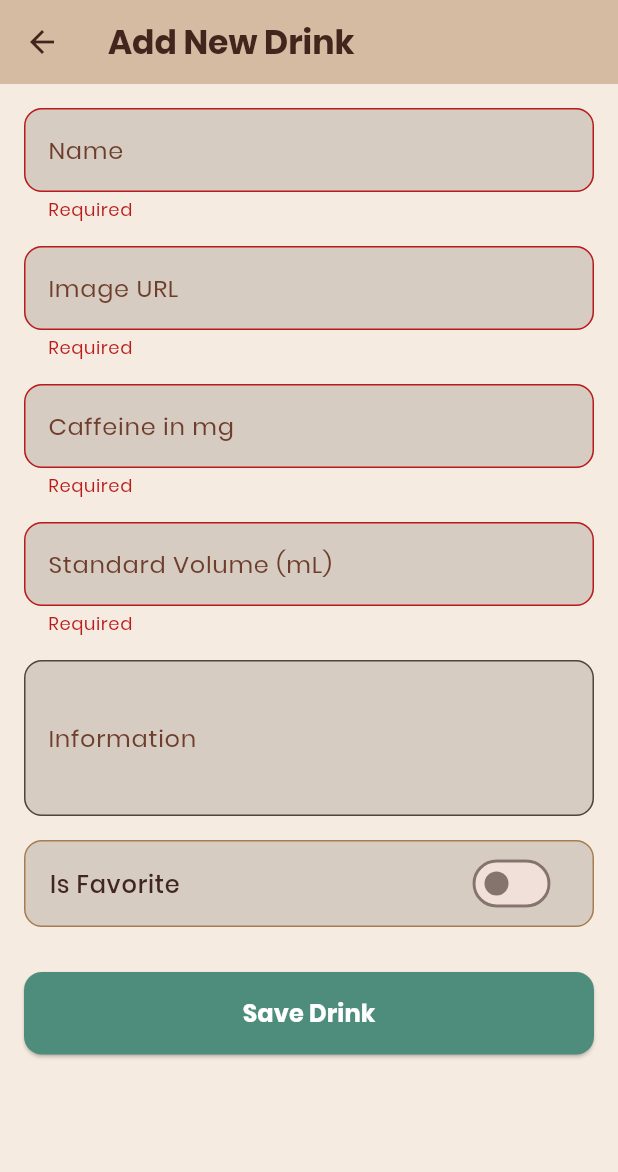
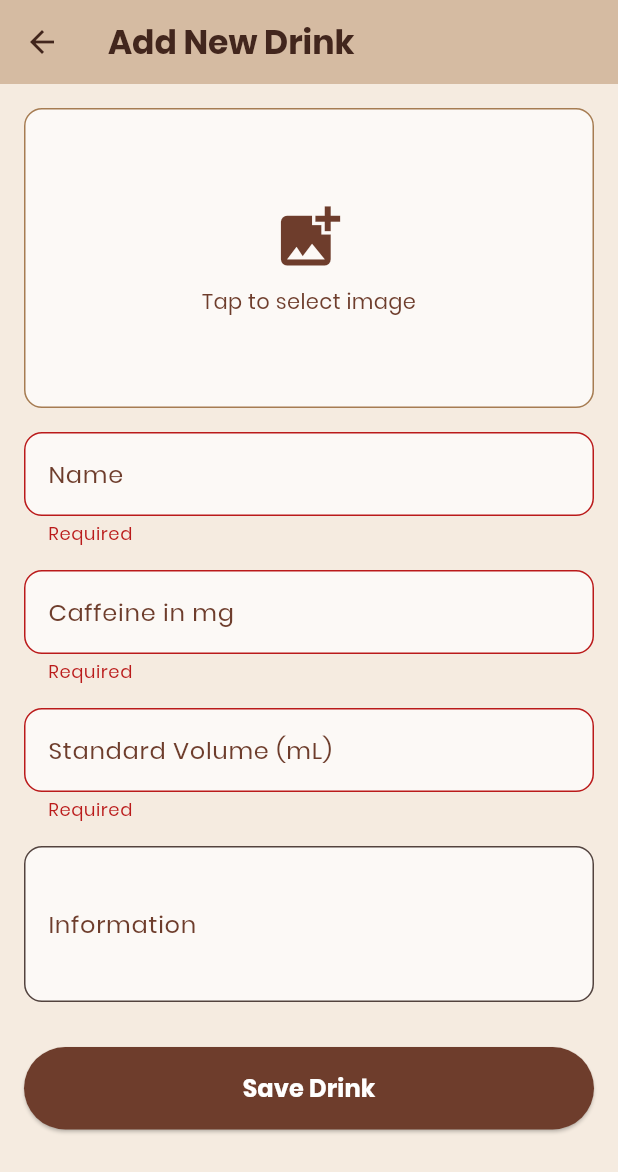
Before and after one commit to FathurrahmanNasution/caffeine_tracker, a Flutter app: the AdminAddDrinkPage screen opened directly, after a tap on "Save Drink", on a phone screen of 412 x 824 dp. Shown: the top 1172 px of the screen. Run offline on Flutter 3.47's test engine with Material 3 defaults, Android fonts, the phone set to English and light mode, and no system bars; our stand-ins replace cached_network_image, cloud_firestore, firebase_auth, firebase_core, firebase_storage, google_sign_in and 3 more; accounts and stored records are empty.

Commit message:
update admin manage drink and add drink

```diff
--- a/lib/model/drink_model.dart
+++ b/lib/model/drink_model.dart
@@ -5,7 +5,7 @@ class DrinkModel {
   final double caffeineinMg;
   final int standardVolume;
   final String information;
-  bool isFavorite; // Jadi non-final, untuk update UI
+  bool isFavorite;
 
   DrinkModel({
     required this.id,
--- a/lib/screens/admin_add_drink_page.dart
+++ b/lib/screens/admin_add_drink_page.dart
@@ -1,9 +1,14 @@
+import 'dart:io';
 import 'package:flutter/material.dart';
+import 'package:image_picker/image_picker.dart';
+import 'package:firebase_storage/firebase_storage.dart';
 import 'package:caffeine_tracker/model/drink_model.dart';
 import 'package:caffeine_tracker/services/admin_drink_service.dart';
 
 class AdminAddDrinkPage extends StatefulWidget {
-  const AdminAddDrinkPage({super.key});
+  final DrinkModel? drinkToEdit;
+
+  const AdminAddDrinkPage({super.key, this.drinkToEdit});
 
   @override
   State<AdminAddDrinkPage> createState() => _AdminAddDrinkPageState();
@@ -12,33 +17,107 @@ class AdminAddDrinkPage extends StatefulWidget {
 class _AdminAddDrinkPageState extends State<AdminAddDrinkPage> {
   final _formKey = GlobalKey<FormState>();
   final _adminDrinkService = AdminDrinkService();
+  final _imagePicker = ImagePicker();
 
   final _nameController = TextEditingController();
-  final _imageUrlController = TextEditingController();
   final _caffeineController = TextEditingController();
   final _volumeController = TextEditingController();
   final _infoController = TextEditingController();
-  bool _isFavorite = false;
+
+  File? _selectedImage;
+  bool _isUploading = false;
+  bool get _isEditMode => widget.drinkToEdit != null;
+
+  @override
+  void initState() {
+    super.initState();
+    if (_isEditMode) {
+      _nameController.text = widget.drinkToEdit!.name;
+      _caffeineController.text = widget.drinkToEdit!.caffeineinMg.toString();
+      _volumeController.text = widget.drinkToEdit!.standardVolume.toString();
+      _infoController.text = widget.drinkToEdit!.information;
+    }
+  }
+
+  Future<void> _pickImage() async {
+    final pickedFile = await _imagePicker.pickImage(source: ImageSource.gallery);
+    if (pickedFile != null) {
+      setState(() {
+        _selectedImage = File(pickedFile.path);
+      });
+    }
+  }
+
+  Future<String?> _uploadImage() async {
+    if (_selectedImage == null) return null;
+
+    setState(() => _isUploading = true);
+
+    try {
+      final fileName = '${DateTime.now().millisecondsSinceEpoch}_${_nameController.text.replaceAll(' ', '_').toLowerCase()}.png';
+      final ref = FirebaseStorage.instance.ref().child('drink_images/$fileName');
+
+      await ref.putFile(_selectedImage!);
+      final downloadUrl = await ref.getDownloadURL();
+
+      setState(() => _isUploading = false);
+      return downloadUrl;
+    } catch (e) {
+      setState(() => _isUploading = false);
+      if (mounted) {
+        ScaffoldMessenger.of(context).showSnackBar(
+          SnackBar(content: Text('Upload failed: $e'), backgroundColor: Colors.red),
+        );
+      }
+      return null;
+    }
+  }
 
   void _saveDrink() async {
     if (_formKey.currentState!.validate()) {
-      final drink = DrinkModel(
-        id: '',
-        name: _nameController.text,
-        imageUrl: _imageUrlController.text,
-        caffeineinMg: double.parse(_caffeineController.text),
-        standardVolume: int.parse(_volumeController.text),
-        information: _infoController.text,
-        isFavorite: _isFavorite,
-      );
+      if (!_isEditMode && _selectedImage == null) {
+        ScaffoldMessenger.of(context).showSnackBar(
+          const SnackBar(content: Text('Please select an image!'), backgroundColor: Colors.red),
+        );
+        return;
+      }
 
-      await _adminDrinkService.addDrink(drink);
+      String? imageUrl;
+
+      if (_selectedImage != null) {
+        imageUrl = await _uploadImage();
+        if (imageUrl == null) return;
+      } else if (_isEditMode) {
+        imageUrl = widget.drinkToEdit!.imageUrl;
+      }
+
+      final drinkData = {
+        'name': _nameController.text,
+        'imageUrl': imageUrl!,
+        'caffeineinMg': double.parse(_caffeineController.text),
+        'standardVolume': int.parse(_volumeController.text),
+        'information': _infoController.text,
+      };
+
+      if (_isEditMode) {
+        await _adminDrinkService.updateDrink(widget.drinkToEdit!.id, drinkData);
+      } else {
+        final drink = DrinkModel(
+          id: '',
+          name: drinkData['name'] as String,
+          imageUrl: drinkData['imageUrl'] as String,
+          caffeineinMg: drinkData['caffeineinMg'] as double,
+          standardVolume: drinkData['standardVolume'] as int,
+          information: drinkData['information'] as String,
+        );
+        await _adminDrinkService.addDrink(drink);
+      }
 
       if (mounted) {
         ScaffoldMessenger.of(context).showSnackBar(
-          const SnackBar(
-            content: Text('Drink added successfully!'),
-            backgroundColor: Color(0xFF4E8D7C),
+          SnackBar(
+            content: Text(_isEditMode ? 'Drink updated successfully!' : 'Drink added successfully!'),
+            backgroundColor: const Color(0xFF6E3D2C),
           ),
         );
         Navigator.pop(context);
@@ -46,17 +125,40 @@ class _AdminAddDrinkPageState extends State<AdminAddDrinkPage> {
     }
   }
 
+  // Widget helper untuk reduce repetition
+  Widget _buildTextField({
+    required TextEditingController controller,
+    required String label,
+    TextInputType? keyboardType,
+    int maxLines = 1,
+    String? Function(String?)? validator,
+  }) {
+    return TextFormField(
+      controller: controller,
+      decoration: InputDecoration(
+        labelText: label,
+        labelStyle: const TextStyle(color: Color(0xFF6E3D2C)),
+        filled: true,
+        fillColor: const Color(0xB3FFFFFF),
+        border: OutlineInputBorder(
+          borderRadius: BorderRadius.circular(12),
+          borderSide: const BorderSide(color: Color(0xFFA67C52)),
+        ),
+      ),
+      keyboardType: keyboardType,
+      maxLines: maxLines,
+      validator: validator,
+    );
+  }
+
   @override
   Widget build(BuildContext context) {
     return Scaffold(
       backgroundColor: const Color(0xFFF5EBE0),
       appBar: AppBar(
-        title: const Text(
-          'Add New Drink',
-          style: TextStyle(
-            color: Color(0xFF42261D),
-            fontWeight: FontWeight.bold,
-          ),
+        title: Text(
+          _isEditMode ? 'Edit Drink' : 'Add New Drink',
+          style: const TextStyle(color: Color(0xFF42261D), fontWeight: FontWeight.bold),
         ),
         backgroundColor: const Color(0xFFD5BBA2),
         leading: IconButton(
@@ -69,120 +171,82 @@ class _AdminAddDrinkPageState extends State<AdminAddDrinkPage> {
         child: ListView(
           padding: const EdgeInsets.all(16),
           children: [
-            TextFormField(
-              controller: _nameController,
-              decoration: InputDecoration(
-                labelText: 'Name',
-                labelStyle: const TextStyle(color: Color(0xFF6E3D2C)),
-                filled: true,
-                fillColor: const Color(0xFFD6CCC2),
-                border: OutlineInputBorder(
+            // Image Picker
+            GestureDetector(
+              onTap: _pickImage,
+              child: Container(
+                height: 200,
+                decoration: BoxDecoration(
+                  color: const Color(0xB3FFFFFF),
                   borderRadius: BorderRadius.circular(12),
-                  borderSide: const BorderSide(color: Color(0xFFA67C52)),
+                  border: Border.all(color: const Color(0xFFA67C52)),
+                ),
+                child: _selectedImage != null
+                    ? ClipRRect(
+                  borderRadius: BorderRadius.circular(12),
+                  child: Image.file(_selectedImage!, fit: BoxFit.cover),
+                )
+                    : _isEditMode && widget.drinkToEdit!.imageUrl.isNotEmpty
+                    ? ClipRRect(
+                  borderRadius: BorderRadius.circular(12),
+                  child: widget.drinkToEdit!.imageUrl.startsWith('http')
+                      ? Image.network(widget.drinkToEdit!.imageUrl, fit: BoxFit.cover)
+                      : Image.asset(widget.drinkToEdit!.imageUrl, fit: BoxFit.cover),
+                )
+                    : const Column(
+                  mainAxisAlignment: MainAxisAlignment.center,
+                  children: [
+                    Icon(Icons.add_photo_alternate, size: 50, color: Color(0xFF6E3D2C)),
+                    SizedBox(height: 8),
+                    Text('Tap to select image', style: TextStyle(color: Color(0xFF6E3D2C))),
+                  ],
                 ),
               ),
+            ),
+            const SizedBox(height: 16),
+
+            _buildTextField(
+              controller: _nameController,
+              label: 'Name',
               validator: (v) => v!.isEmpty ? 'Required' : null,
             ),
             const SizedBox(height: 16),
-            TextFormField(
-              controller: _imageUrlController,
-              decoration: InputDecoration(
-                labelText: 'Image URL',
-                hintText: 'assets/images/coffee.png or https://...',
-                labelStyle: const TextStyle(color: Color(0xFF6E3D2C)),
-                filled: true,
-                fillColor: const Color(0xFFD6CCC2),
-                border: OutlineInputBorder(
-                  borderRadius: BorderRadius.circular(12),
-                  borderSide: const BorderSide(color: Color(0xFFA67C52)),
-                ),
-              ),
-              validator: (v) => v!.isEmpty ? 'Required' : null,
-            ),
-            const SizedBox(height: 16),
-            TextFormField(
+
+            _buildTextField(
               controller: _caffeineController,
-              decoration: InputDecoration(
-                labelText: 'Caffeine in mg',
-                labelStyle: const TextStyle(color: Color(0xFF6E3D2C)),
-                filled: true,
-                fillColor: const Color(0xFFD6CCC2),
-                border: OutlineInputBorder(
-                  borderRadius: BorderRadius.circular(12),
-                  borderSide: const BorderSide(color: Color(0xFFA67C52)),
-                ),
-              ),
+              label: 'Caffeine in mg',
               keyboardType: TextInputType.number,
               validator: (v) => v!.isEmpty ? 'Required' : null,
             ),
             const SizedBox(height: 16),
-            TextFormField(
+
+            _buildTextField(
               controller: _volumeController,
-              decoration: InputDecoration(
-                labelText: 'Standard Volume (mL)',
-                labelStyle: const TextStyle(color: Color(0xFF6E3D2C)),
-                filled: true,
-                fillColor: const Color(0xFFD6CCC2),
-                border: OutlineInputBorder(
-                  borderRadius: BorderRadius.circular(12),
-                  borderSide: const BorderSide(color: Color(0xFFA67C52)),
-                ),
-              ),
+              label: 'Standard Volume (mL)',
               keyboardType: TextInputType.number,
               validator: (v) => v!.isEmpty ? 'Required' : null,
             ),
             const SizedBox(height: 16),
-            TextFormField(
+
+            _buildTextField(
               controller: _infoController,
-              decoration: InputDecoration(
-                labelText: 'Information',
-                labelStyle: const TextStyle(color: Color(0xFF6E3D2C)),
-                filled: true,
-                fillColor: const Color(0xFFD6CCC2),
-                border: OutlineInputBorder(
-                  borderRadius: BorderRadius.circular(12),
-                  borderSide: const BorderSide(color: Color(0xFFA67C52)),
-                ),
-              ),
+              label: 'Information',
               maxLines: 3,
             ),
-            const SizedBox(height: 16),
-            Container(
-              decoration: BoxDecoration(
-                color: const Color(0xFFD6CCC2),
-                borderRadius: BorderRadius.circular(12),
-                border: Border.all(color: const Color(0xFFA67C52)),
+            const SizedBox(height: 30),
+
+            ElevatedButton(
+              onPressed: _isUploading ? null : _saveDrink,
+              style: ElevatedButton.styleFrom(
+                backgroundColor: const Color(0xFF6E3D2C),
+                padding: const EdgeInsets.all(16),
+                shape: RoundedRectangleBorder(borderRadius: BorderRadius.circular(50)),
               ),
-              child: SwitchListTile(
-                title: const Text(
-                  'Is Favorite',
-                  style: TextStyle(
-                    color: Color(0xFF42261D),
-                    fontWeight: FontWeight.w500,
-                  ),
-                ),
-                value: _isFavorite,
-                activeColor: const Color(0xFF4E8D7C),
-                onChanged: (v) => setState(() => _isFavorite = v),
-              ),
-            ),
-            const SizedBox(height: 30),
-            ElevatedButton(
-              onPressed: _saveDrink,
-              style: ElevatedButton.styleFrom(
-                backgroundColor: const Color(0xFF4E8D7C),
-                padding: const EdgeInsets.all(16),
-                shape: RoundedRectangleBorder(
-                  borderRadius: BorderRadius.circular(12),
-                ),
-              ),
-              child: const Text(
-                'Save Drink',
-                style: TextStyle(
-                  color: Colors.white,
-                  fontSize: 16,
-                  fontWeight: FontWeight.bold,
-                ),
+              child: _isUploading
+                  ? const CircularProgressIndicator(color: Colors.white)
+                  : Text(
+                _isEditMode ? 'Update Drink' : 'Save Drink',
+                style: const TextStyle(color: Colors.white, fontSize: 16, fontWeight: FontWeight.bold),
               ),
             ),
           ],
@@ -194,7 +258,6 @@ class _AdminAddDrinkPageState extends State<AdminAddDrinkPage> {
   @override
   void dispose() {
     _nameController.dispose();
-    _imageUrlController.dispose();
     _caffeineController.dispose();
     _volumeController.dispose();
     _infoController.dispose();
```
Also changed, not shown: lib/screens/admin_manage_drinks_page.dart (+46 -150 lines), pubspec.lock, 1 other file.
